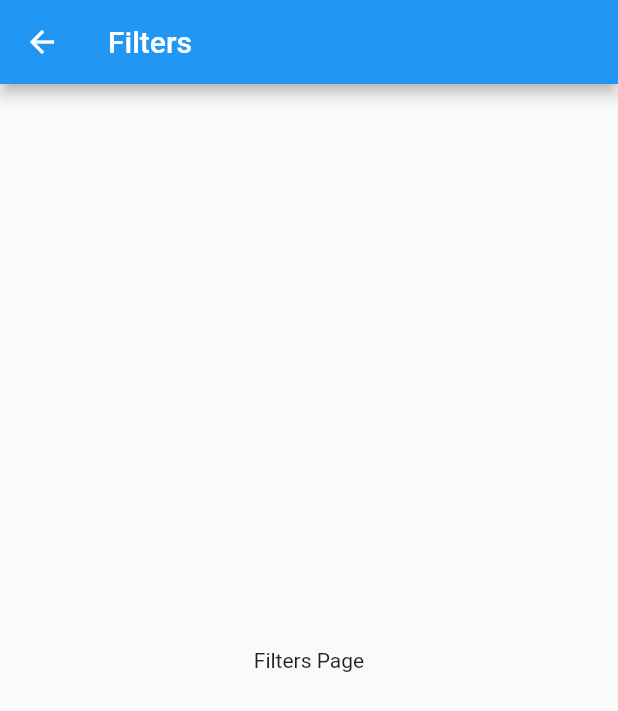
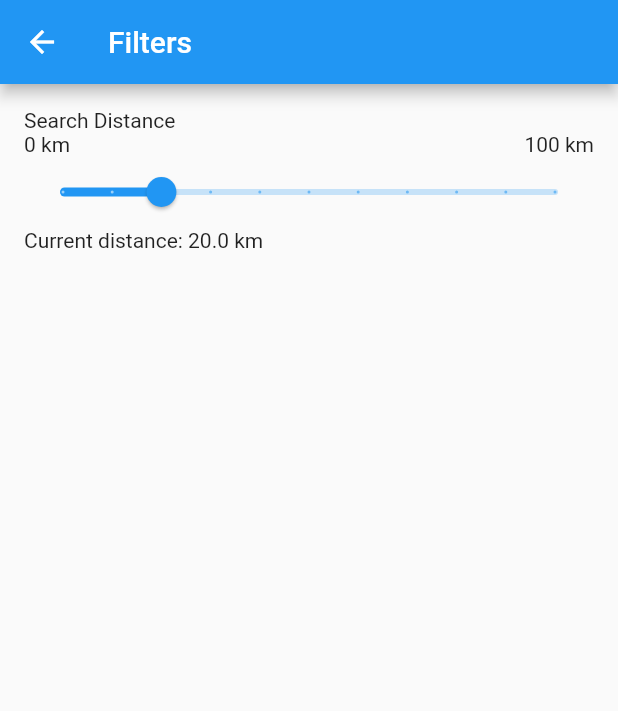
Before and after one commit to MatthewSzurkowski/TasteTwin, a Flutter app: the FiltersPage screen opened directly, on a phone screen of 412 x 824 dp. Shown: the top 711 px of the screen. Run offline on Flutter 3.47's test engine with Material 2 defaults, Android fonts, the phone set to English and light mode, and no system bars; our stand-ins replace swipe_cards.

Commit message:
Update filterspage.dart
Added a slider allowing users to select their search distance. The distance selected in saved in the _FiltersPage state.

```diff
--- a/taste_twin/lib/pages/filterspage.dart
+++ b/taste_twin/lib/pages/filterspage.dart
@@ -22,6 +22,8 @@ class FiltersPage extends StatefulWidget {
 }
 
 class _FiltersPage extends State<FiltersPage> {
+  double _currentDistance = 20.0; // initial value for the slider
+
   @override
   Widget build(BuildContext context) {
     // This method is rerun every time setState is called, for instance as done
@@ -36,9 +38,41 @@ class _FiltersPage extends State<FiltersPage> {
           // the App.build method, and use it to set our appbar title.
           title: Text(widget.title),
         ),
-        body: const Center(
-            // Center is a layout widget. It takes a single child and positions it
-            // in the middle of the parent.
-            child: Text("Filters Page")));
+        body: Padding(
+        padding: const EdgeInsets.all(16.0),
+        child: Column(
+          crossAxisAlignment: CrossAxisAlignment.start,
+          children: [
+            Text('Search Distance'),
+            Row(
+              mainAxisAlignment: MainAxisAlignment.spaceBetween,
+              children: [
+                Text('0 km'),
+                Text('100 km'),
+              ],
+            ),
+            Slider(
+              value: _currentDistance,
+              min: 0.0,
+              max: 100.0,
+              divisions: 10,
+              label: '$_currentDistance km',
+              onChanged: (double value) {
+                setState(() {
+                  _currentDistance = value;
+                });
+              },
+            ),
+            Text('Current distance: $_currentDistance km'),
+            // Add more filters here
+          ],
+        ),
+      ),
+    );
+
+        // body: const Center(
+        //     // Center is a layout widget. It takes a single child and positions it
+        //     // in the middle of the parent.
+        //     child: Text("Filters Page")));
   }
 }
```
